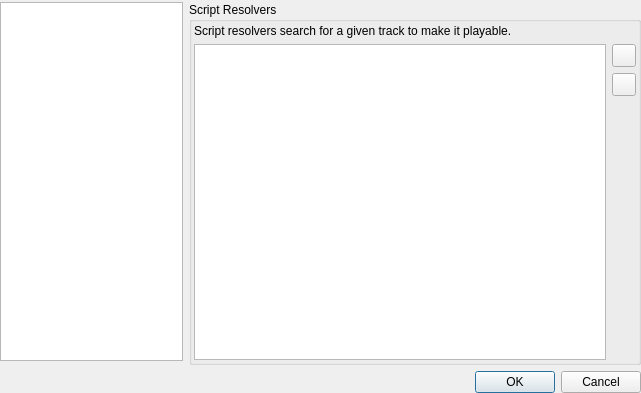
tomahawk-player/tomahawk, file src/stackedsettingsdialog.ui: the form before one commit.
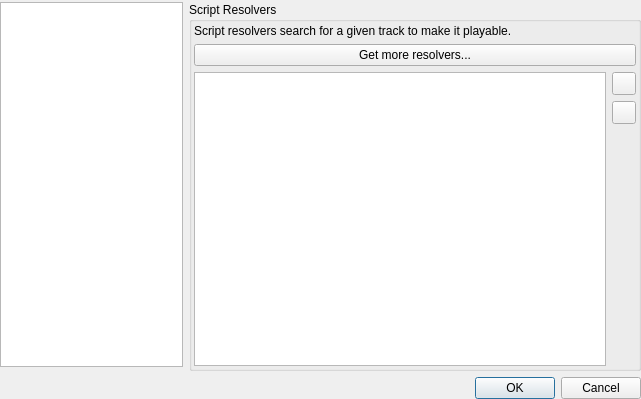
The form after the commit. The open tabs and pages were chosen to show the change. Icons and pictures are not drawn.

Commit message: Add a view for libattica-provided GHNS resolvers

The edit to the form file:
```diff
--- a/src/stackedsettingsdialog.ui
+++ b/src/stackedsettingsdialog.ui
@@ -7,7 +7,7 @@
     <x>0</x>
     <y>0</y>
     <width>641</width>
-    <height>393</height>
+    <height>399</height>
    </rect>
   </property>
   <property name="windowTitle">
@@ -508,6 +508,13 @@
               </property>
              </widget>
             </item>
+            <item>
+             <widget class="QPushButton" name="getMoreResolvers">
+              <property name="text">
+               <string>Get more resolvers...</string>
+              </property>
+             </widget>
+            </item>
             <item>
              <layout class="QHBoxLayout" name="horizontalLayout_4">
               <item>
```
Left out of the diff: 2 changed lines with no effect on the pictures. The commit also changes 15 other files.
